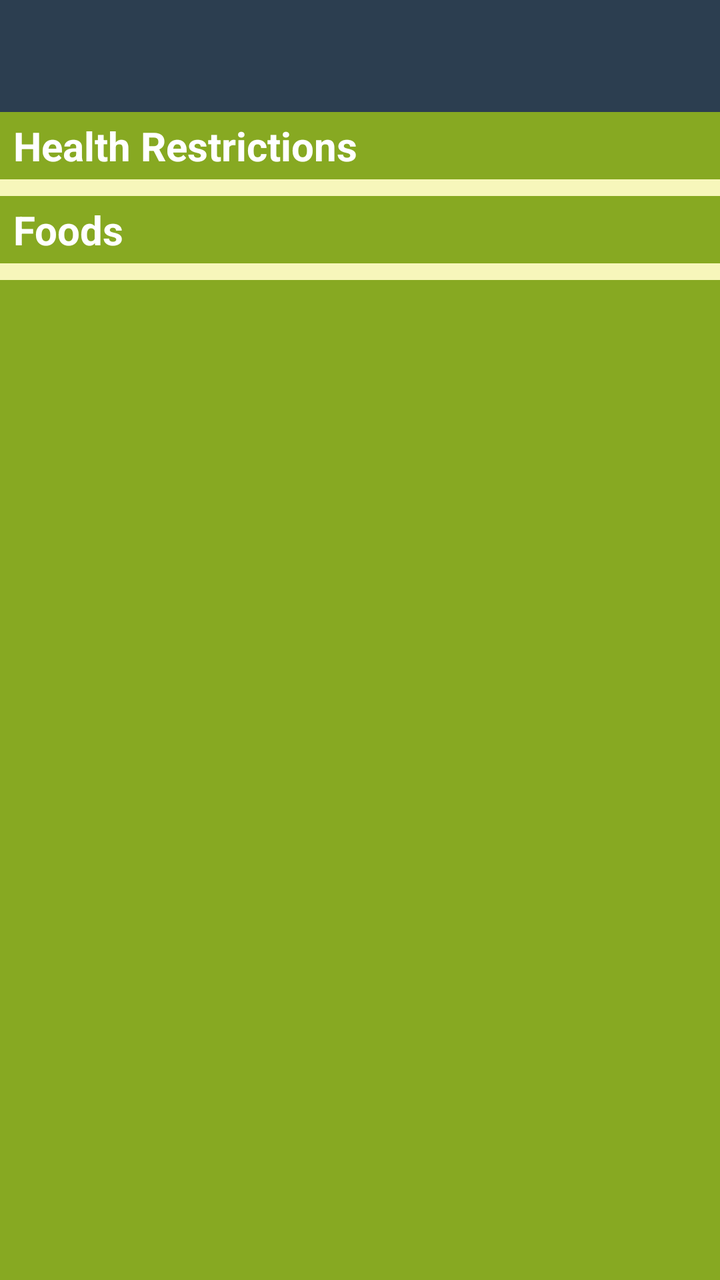
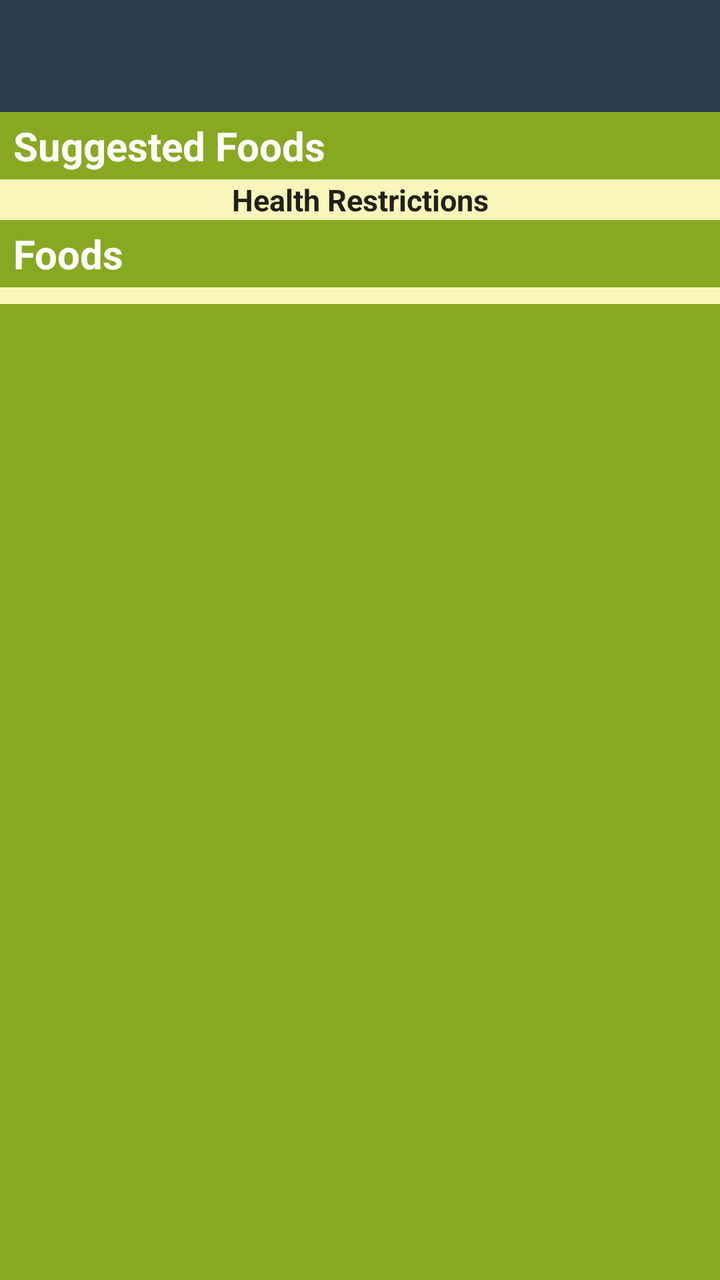

An Android layout rendered at two revisions. The XML below is the earlier revision; the diff shows what the commit changed to produce the second picture.
<!-- AndroidManifest.xml: application theme AppTheme -->
<!-- res/layout/suggest.xml -->
<LinearLayout android:orientation="vertical" android:minWidth="25px" android:minHeight="25px" android:layout_width="match_parent" android:layout_height="match_parent" android:id="@+id/suggest" android:background="#87A922" xmlns:app="http://schemas.android.com/apk/res-auto" xmlns:android="http://schemas.android.com/apk/res/android"><com.google.android.material.appbar.AppBarLayout android:layout_width="match_parent" android:layout_height="wrap_content" android:theme="@style/AppTheme.AppBarOverlay"><androidx.appcompat.widget.Toolbar android:id="@+id/toolbar" android:layout_width="match_parent" android:layout_height="?attr/actionBarSize" android:background="?attr/colorPrimary" /></com.google.android.material.appbar.AppBarLayout><TextView android:text="Health Restrictions" android:textAppearance="?android:attr/textAppearanceLarge" android:layout_width="match_parent" android:layout_height="wrap_content" android:id="@+id/restrictions" android:textStyle="bold" android:textSize="20dp" android:textColor="@android:color/background_light" android:paddingLeft="20px" android:paddingTop="10px" android:paddingBottom="10px" /><LinearLayout android:id="@+id/lin1" android:orientation="vertical" android:minWidth="25px" android:minHeight="25px" android:layout_width="580dp" android:layout_height="wrap_content" android:layout_gravity="center" android:background="#F7F6BB"><ListView android:layout_width="match_parent" android:layout_height="match_parent" android:id="@+id/listview1" android:layout_weight="1" /></LinearLayout><TextView android:text="Foods" android:textAppearance="?android:attr/textAppearanceLarge" android:layout_width="match_parent" android:layout_height="wrap_content" android:id="@+id/foods" android:textStyle="bold" android:textSize="20dp" android:textColor="@android:color/background_light" android:paddingLeft="20px" android:paddingTop="10px" android:paddingBottom="10px" /><LinearLayout android:id="@+id/lin2" android:orientation="vertical" android:minWidth="25px" android:minHeight="25px" android:layout_width="580dp" android:layout_height="wrap_content" android:layout_gravity="center" android:background="#F7F6BB"><ListView android:layout_width="match_parent" android:layout_height="match_parent" android:id="@+id/listview2" android:layout_weight="1" /></LinearLayout></LinearLayout>
<!-- resources referenced by this layout -->
<resources>
  <style name="AppTheme.AppBarOverlay" parent="ThemeOverlay.MaterialComponents.Dark.ActionBar" />
  <style name="AppTheme" parent="Theme.MaterialComponents.Light.DarkActionBar"><item name="colorPrimary">@color/colorPrimary</item><item name="colorPrimaryDark">@color/colorPrimaryDark</item><item name="colorAccent">@color/colorAccent</item><item name="windowActionBar">false</item><item name="windowNoTitle">true</item></style>
  <color name="colorPrimary">#2c3e50</color>
  <color name="colorPrimaryDark">#1B3147</color>
  <color name="colorAccent">#3498db</color>
</resources>

<!-- the commit's change to res/layout/suggest.xml (unified diff, before → after) -->
@@ -1 +1 @@
-<LinearLayout android:orientation="vertical" android:minWidth="25px" android:minHeight="25px" android:layout_width="match_parent" android:layout_height="match_parent" android:id="@+id/suggest" android:background="#87A922" xmlns:app="http://schemas.android.com/apk/res-auto" xmlns:android="http://schemas.android.com/apk/res/android"><com.google.android.material.appbar.AppBarLayout android:layout_width="match_parent" android:layout_height="wrap_content" android:theme="@style/AppTheme.AppBarOverlay"><androidx.appcompat.widget.Toolbar android:id="@+id/toolbar" android:layout_width="match_parent" android:layout_height="?attr/actionBarSize" android:background="?attr/colorPrimary" /></com.google.android.material.appbar.AppBarLayout><TextView android:text="Health Restrictions" android:textAppearance="?android:attr/textAppearanceLarge" android:layout_width="match_parent" android:layout_height="wrap_content" android:id="@+id/restrictions" android:textStyle="bold" android:textSize="20dp" android:textColor="@android:color/background_light" android:paddingLeft="20px" android:paddingTop="10px" android:paddingBottom="10px" /><LinearLayout android:id="@+id/lin1" android:orientation="vertical" android:minWidth="25px" android:minHeight="25px" android:layout_width="580dp" android:layout_height="wrap_content" android:layout_gravity="center" android:background="#F7F6BB"><ListView android:layout_width="match_parent" android:layout_height="match_parent" android:id="@+id/listview1" android:layout_weight="1" /></LinearLayout><TextView android:text="Foods" android:textAppearance="?android:attr/textAppearanceLarge" android:layout_width="match_parent" android:layout_height="wrap_content" android:id="@+id/foods" android:textStyle="bold" android:textSize="20dp" android:textColor="@android:color/background_light" android:paddingLeft="20px" android:paddingTop="10px" android:paddingBottom="10px" /><LinearLayout android:id="@+id/lin2" android:orientation="vertical" android:minWidth="25px" android:minHeight="25px" android:layout_width="580dp" android:layout_height="wrap_content" android:layout_gravity="center" android:background="#F7F6BB"><ListView android:layout_width="match_parent" android:layout_height="match_parent" android:id="@+id/listview2" android:layout_weight="1" /></LinearLayout></LinearLayout>
+<LinearLayout android:orientation="vertical" android:minWidth="25px" android:minHeight="25px" android:layout_width="match_parent" android:layout_height="match_parent" android:id="@+id/suggest" android:background="#87A922" xmlns:app="http://schemas.android.com/apk/res-auto" xmlns:android="http://schemas.android.com/apk/res/android"><com.google.android.material.appbar.AppBarLayout android:layout_width="match_parent" android:layout_height="wrap_content" android:theme="@style/AppTheme.AppBarOverlay"><androidx.appcompat.widget.Toolbar android:id="@+id/toolbar" android:layout_width="match_parent" android:layout_height="?attr/actionBarSize" android:background="?attr/colorPrimary" /></com.google.android.material.appbar.AppBarLayout><TextView android:text="Suggested Foods" android:textAppearance="?android:attr/textAppearanceLarge" android:layout_width="match_parent" android:layout_height="wrap_content" android:id="@+id/textV_Calorie_Track" android:textStyle="bold" android:textSize="20dp" android:textColor="@android:color/background_light" android:paddingLeft="20px" android:paddingTop="10px" android:paddingBottom="10px" /><LinearLayout android:orientation="vertical" android:minWidth="25px" android:minHeight="25px" android:layout_width="match_parent" android:layout_height="wrap_content" android:id="@+id/linearLayout_INNER" android:fadingEdge="none" android:background="#F7F6BB"><TextView android:text="Health Restrictions" android:textAppearance="?android:attr/textAppearanceLarge" android:layout_width="match_parent" android:layout_height="wrap_content" android:gravity="center" android:textStyle="bold" android:textSize="15dp" android:id="@+id/textV_healthill" /><ListView android:layout_width="match_parent" android:layout_height="match_parent" android:id="@+id/listview1" android:layout_weight="1" /></LinearLayout><TextView android:text="Foods" android:textAppearance="?android:attr/textAppearanceLarge" android:layout_width="match_parent" android:layout_height="wrap_content" android:id="@+id/textV_SugarTracker" android:textStyle="bold" android:textSize="20dp" android:textColor="@android:color/background_light" android:paddingLeft="20px" android:paddingTop="10px" android:paddingBottom="10px" /><LinearLayout android:orientation="vertical" android:minWidth="25px" android:minHeight="25px" android:layout_width="match_parent" android:layout_height="wrap_content" android:id="@+id/linearLayout2" android:background="#F7F6BB"><ListView android:layout_width="match_parent" android:layout_height="match_parent" android:id="@+id/listview2" android:layout_weight="1" /></LinearLayout></LinearLayout>
